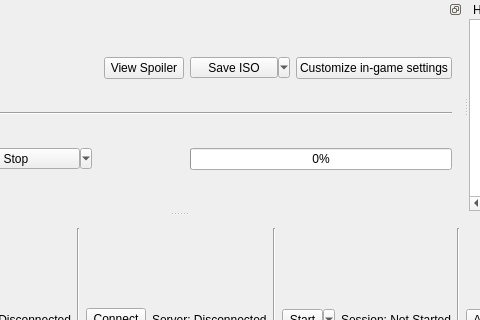
randovania/randovania, file randovania/gui/ui_files/game_session.ui: the form before one commit; both pictures show x 240 to 720 and y 0 to 320 of the 837 by 422 pixel window.
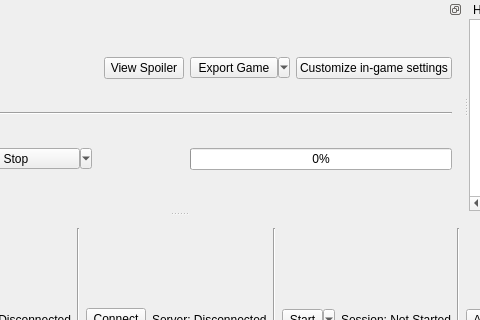
The form after the commit.

Patch:
```diff
--- a/randovania/gui/ui_files/game_session.ui
+++ b/randovania/gui/ui_files/game_session.ui
@@ -6,7 +6,7 @@
    <rect>
     <x>0</x>
     <y>0</y>
-    <width>739</width>
+    <width>770</width>
     <height>422</height>
    </rect>
   </property>
@@ -288,7 +288,7 @@
         </size>
        </property>
        <property name="text">
-        <string>Save ISO</string>
+        <string>Export Game</string>
        </property>
        <property name="popupMode">
         <enum>QToolButton::MenuButtonPopup</enum>
```
Left out of the diff: 6 changed lines with no effect on the pictures.
